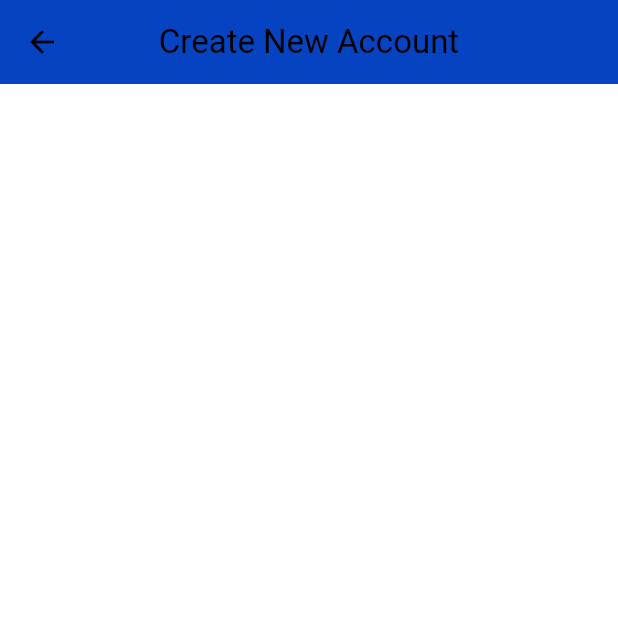
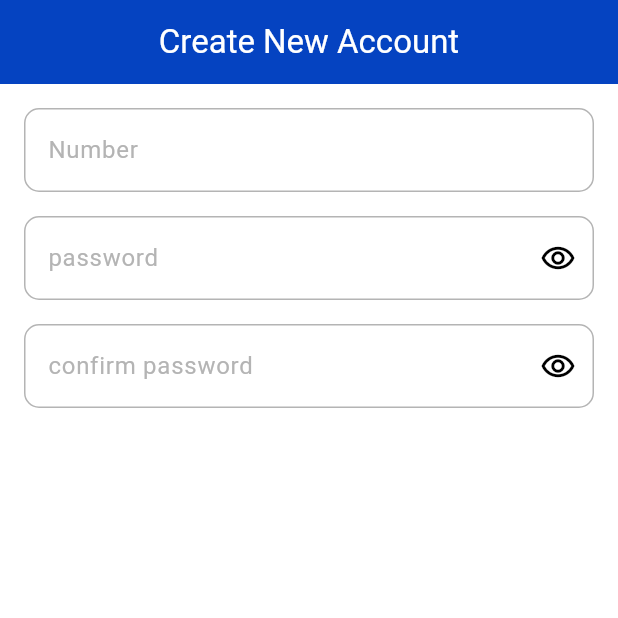
Before and after one commit to HossamAshrafRashwan/dealapp1, a Flutter app: the RegisterView screen opened directly, on a phone screen of 412 x 824 dp, the top half of it. Run offline on Flutter 3.47's test engine with Material 3 defaults, Android fonts, the phone set to English and light mode, and no system bars; our stand-ins replace animated_splash_screen, flutter_svg, page_transition.

Commit message:
1st step of register with resable textformfield

```diff
--- a/lib/Theme/theme.dart
+++ b/lib/Theme/theme.dart
@@ -12,6 +12,19 @@ ThemeData lightMode = ThemeData(
     background: Colors.white,
     primary: Color(0xff0543C1),
     secondary: Color(0xffCDD9F3),
+  ),
+
+  inputDecorationTheme: InputDecorationTheme(
+    labelStyle: TextStyle(color: Color(0xffb4b4b4)),
+    floatingLabelStyle: TextStyle(color: Color(0xff0543C1)),
+    border: OutlineInputBorder(borderRadius: BorderRadius.circular(10)),
+    enabledBorder: OutlineInputBorder(
+      borderRadius: BorderRadius.circular(10),
+      borderSide: BorderSide(color: Color(0xffb4b4b4)),
+    ),
+    errorBorder: OutlineInputBorder(
+      borderSide: BorderSide(color: Colors.red),
+    ),
   ),
 
   textTheme: const TextTheme(
--- a/lib/component/my_text_form_field.dart
+++ b/lib/component/my_text_form_field.dart
@@ -1,16 +1,37 @@
 import 'package:flutter/material.dart';
 
 class MyTextFormField extends StatelessWidget {
-  final String? hintText;
-  final String? TextInputAction;
+  final String? labelText;
+  final TextInputAction? textInputAction;
+  final TextInputType? keyBoardType;
+  final bool obscureText;
+  final Widget? prefixIcon;
+  final Widget? suffixIcon;
 
-  const MyTextFormField({super.key, this.hintText, this.TextInputAction});
+  const MyTextFormField({
+    super.key,
+    this.labelText,
+    this.textInputAction,
+    this.keyBoardType,
+    this.obscureText = false,
+    this.prefixIcon,
+    this.suffixIcon,
+  });
 
   @override
   Widget build(BuildContext context) {
-    return TextFormField(
-      decoration: InputDecoration(
-        hintText: hintText,
+    return Padding(
+      padding: const EdgeInsets.all(8.0),
+      child: TextFormField(
+        keyboardType: keyBoardType,
+        textInputAction: textInputAction,
+        obscureText: obscureText,
+        decoration: InputDecoration(
+          labelText: labelText,
+          prefixIcon: prefixIcon,
+          suffixIcon: suffixIcon,
+          // errorText: snapshot.error,
+        ),
       ),
     );
   }
--- a/lib/main.dart
+++ b/lib/main.dart
@@ -1,6 +1,5 @@
 import 'package:dealapp1/Theme/theme.dart';
 import 'package:dealapp1/view/onBoarding/onBoarding_screen.dart';
-import 'package:dealapp1/view/splash_Screen/splash_screen.dart';
 import 'package:flutter/material.dart';
 import 'package:flutter/services.dart';
 
--- a/lib/view/onBoarding/onBoarding_screen.dart
+++ b/lib/view/onBoarding/onBoarding_screen.dart
@@ -1,4 +1,4 @@
-import 'package:dealapp1/view/registration/login.dart';
+import 'package:dealapp1/view/registration/register.dart';
 import 'package:flutter/material.dart';
 import 'package:flutter_svg/flutter_svg.dart';
 
@@ -53,10 +53,10 @@ class _OnBoardingScreenState extends State<OnBoardingScreen> {
                 children: [
                   TextButton(
                     onPressed: () {
-                      Navigator.push(
+                      Navigator.pushReplacement(
                         context,
                         MaterialPageRoute(
-                          builder: (context) => const LoginView(),
+                          builder: (context) => const RegisterView(),
                         ),
                       );
                     },
--- a/lib/view/registration/register.dart
+++ b/lib/view/registration/register.dart
@@ -1,3 +1,4 @@
+import 'package:dealapp1/component/my_text_form_field.dart';
 import 'package:flutter/material.dart';
 
 class RegisterView extends StatelessWidget {
@@ -11,13 +12,40 @@ class RegisterView extends StatelessWidget {
         centerTitle: true,
         title: Text(
           'Create New Account',
-          style: TextStyle(color: Theme.of(context).colorScheme.onTertiary),
+          style: TextStyle(color: Theme.of(context).colorScheme.background),
         ),
       ),
-      body: Column(
-        children: [
-
-        ],
+      body: Padding(
+        padding: const EdgeInsets.all(8.0),
+        child: Column(
+          children: [
+            MyTextFormField(
+              keyBoardType: TextInputType.number,
+              labelText: 'Number',
+              textInputAction: TextInputAction.next,
+            ),
+            MyTextFormField(
+              keyBoardType: TextInputType.number,
+              labelText: 'password',
+              textInputAction: TextInputAction.next,
+              obscureText: true,
+              suffixIcon: IconButton(
+                icon: Icon(Icons.remove_red_eye_outlined),
+                onPressed: () {},
+              ),
+            ),
+            MyTextFormField(
+              keyBoardType: TextInputType.number,
+              labelText: 'confirm password',
+              textInputAction: TextInputAction.done,
+              obscureText: true,
+              suffixIcon: IconButton(
+                icon: Icon(Icons.remove_red_eye_outlined),
+                onPressed: () {},
+              ),
+            ),
+          ],
+        ),
       ),
     );
   }
```
